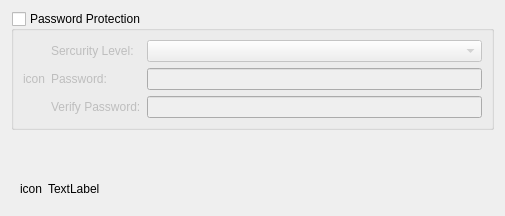
Before: the Qt Designer form src/passwordwidget.ui in KDE/knipptasch, drawn with Qt 5.
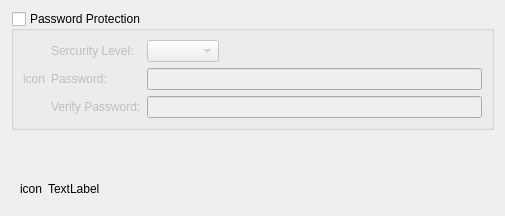
After: the same form once the commit is applied. Custom widgets are drawn as their Qt base class.

```diff
--- a/src/passwordwidget.ui
+++ b/src/passwordwidget.ui
@@ -39,6 +39,9 @@
       </item>
       <item>
        <layout class="QFormLayout" name="formLayout">
+        <property name="fieldGrowthPolicy">
+         <enum>QFormLayout::ExpandingFieldsGrow</enum>
+        </property>
         <item row="0" column="0">
          <widget class="QLabel" name="label_4">
           <property name="text">
```
